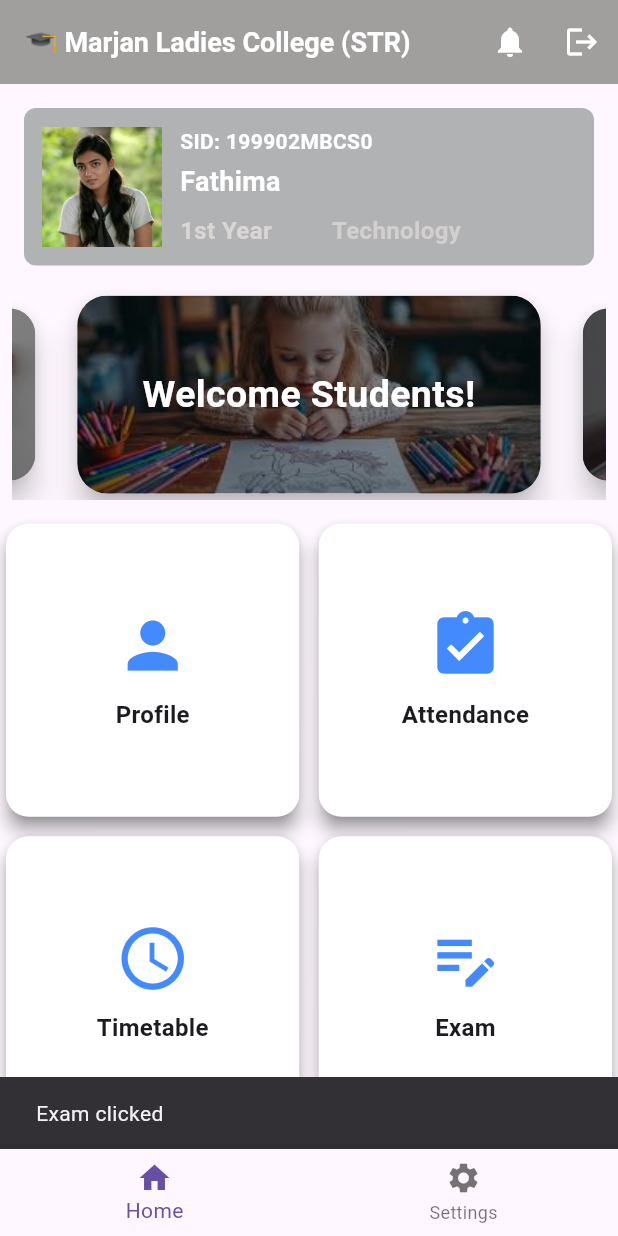
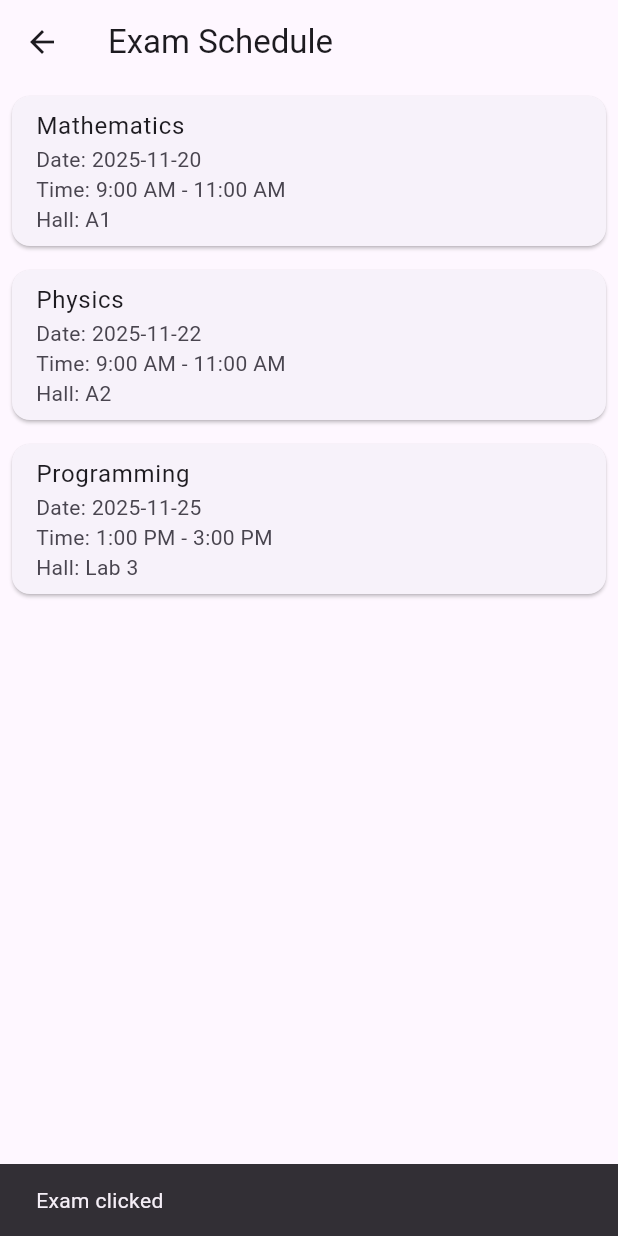
Before and after one commit to akfrustha/Myredbustrial, a Flutter app: the screen it shows after launch, after a tap on "Exam", on a phone screen of 412 x 824 dp. Run offline on Flutter 3.47's test engine with Material 3 defaults, Android fonts, the phone set to English and light mode, and no system bars; drawn by our look-alikes of carousel_slider, marquee.

Commit message:
Updated with active,attendence,leave,examp,library,profile,timetable,track pages

```diff
--- a/lib/main.dart
+++ b/lib/main.dart
@@ -16,7 +16,7 @@ class MyWidget extends StatelessWidget {
 
   @override
   Widget build(BuildContext context) {
-   // return LoginScreen();
+  //  return LoginScreen();
     return StudentPage();
    // return StudentPage();
   }
--- /dev/null
+++ b/lib/pages/active_page.dart
@@ -0,0 +1,31 @@
+import 'package:flutter/material.dart';
+
+class ActivePage extends StatelessWidget {
+  const ActivePage({super.key});
+
+  @override
+  Widget build(BuildContext context) {
+    final activities = [
+      {'activity': 'Submitted Assignment 1', 'date': '2025-11-01'},
+      {'activity': 'Bus Fee Paid', 'date': '2025-10-28'},
+      {'activity': 'Attended Programming Workshop', 'date': '2025-10-25'},
+      {'activity': 'Library Book Returned', 'date': '2025-10-20'},
+    ];
+
+    return Scaffold(
+      appBar: AppBar(title: const Text("Active Page")),
+      body: ListView(
+        children: activities.map((a) {
+          return Card(
+            margin: const EdgeInsets.all(8),
+            child: ListTile(
+              leading: const Icon(Icons.check_circle, color: Colors.blue),
+              title: Text(a['activity']!),
+              subtitle: Text("Date: ${a['date']}"),
+            ),
+          );
+        }).toList(),
+      ),
+    );
+  }
+}
--- /dev/null
+++ b/lib/pages/exam_page.dart
@@ -0,0 +1,29 @@
+import 'package:flutter/material.dart';
+
+class ExamPage extends StatelessWidget {
+  const ExamPage({super.key});
+
+  @override
+  Widget build(BuildContext context) {
+    final exams = [
+      {'subject': 'Mathematics', 'date': '2025-11-20', 'time': '9:00 AM - 11:00 AM', 'hall': 'A1'},
+      {'subject': 'Physics', 'date': '2025-11-22', 'time': '9:00 AM - 11:00 AM', 'hall': 'A2'},
+      {'subject': 'Programming', 'date': '2025-11-25', 'time': '1:00 PM - 3:00 PM', 'hall': 'Lab 3'},
+    ];
+
+    return Scaffold(
+      appBar: AppBar(title: const Text("Exam Schedule")),
+      body: ListView(
+        children: exams.map((exam) {
+          return Card(
+            margin: const EdgeInsets.all(8),
+            child: ListTile(
+              title: Text(exam['subject']!),
+              subtitle: Text('Date: ${exam['date']}\nTime: ${exam['time']}\nHall: ${exam['hall']}'),
+            ),
+          );
+        }).toList(),
+      ),
+    );
+  }
+}
--- /dev/null
+++ b/lib/pages/timetable_page.dart
@@ -0,0 +1,33 @@
+import 'package:flutter/material.dart';
+
+class TimetablePage extends StatelessWidget {
+  const TimetablePage({super.key});
+
+  @override
+  Widget build(BuildContext context) {
+    final timetable = [
+      {'day': 'Monday', 'subject': 'Mathematics', 'time': '8:30 - 10:00 AM'},
+      {'day': 'Tuesday', 'subject': 'Physics', 'time': '9:00 - 10:30 AM'},
+      {'day': 'Wednesday', 'subject': 'Programming', 'time': '10:30 - 12:00 PM'},
+      {'day': 'Thursday', 'subject': 'Database Systems', 'time': '8:30 - 10:00 AM'},
+      {'day': 'Friday', 'subject': 'Project Lab', 'time': '9:00 - 11:00 AM'},
+    ];
+
+    return Scaffold(
+      appBar: AppBar(title: const Text("Timetable")),
+      body: ListView.builder(
+        itemCount: timetable.length,
+        itemBuilder: (context, index) {
+          final t = timetable[index];
+          return Card(
+            margin: const EdgeInsets.all(8),
+            child: ListTile(
+              title: Text(t['day']!),
+              subtitle: Text('${t['subject']} - ${t['time']}'),
+            ),
+          );
+        },
+      ),
+    );
+  }
+}
--- a/lib/student.dart
+++ b/lib/student.dart
@@ -1,32 +1,42 @@
 import 'package:flutter/material.dart';
 import 'package:marquee/marquee.dart';
 import 'package:myredbustrial/auma.dart';
+import 'package:myredbustrial/loginscreen.dart';
 import 'package:myredbustrial/student2.dart';
 import 'package:myredbustrial/student3.dart';
+
+//featurers
+import 'package:myredbustrial/pages/profile_page.dart';
+import 'package:myredbustrial/pages/attendance_page.dart';
+import 'package:myredbustrial/pages/timetable_page.dart';
+import 'package:myredbustrial/pages/exam_page.dart';
+import 'package:myredbustrial/pages/track_page.dart';
+import 'package:myredbustrial/pages/apply_page.dart';
+import 'package:myredbustrial/pages/library_page.dart';
+import 'package:myredbustrial/pages/active_page.dart';
 
 class StudentPage extends StatelessWidget {
   const StudentPage({super.key});
 
   @override
   Widget build(BuildContext context) {
-     final List<Map<String, dynamic>> features = [
-      {'title': 'Profile', 'icon': Icons.person},
-      {'title': 'Attendance', 'icon': Icons.assignment_turned_in},
-      {'title': 'Timetable', 'icon': Icons.schedule},
-      {'title': 'Exam', 'icon': Icons.edit_note},
-      {'title': 'Track Bus', 'icon': Icons.directions_bus},
-      {'title': 'Apply Leave', 'icon': Icons.beach_access},
-      {'title': 'Library', 'icon': Icons.local_library},
-      {'title': 'Active Pages', 'icon': Icons.pages},
-    ];
-
+    final List<Map<String, dynamic>> features = [
+  {'title': 'Profile', 'icon': Icons.person, 'page': const ProfilePage()},
+  {'title': 'Attendance', 'icon': Icons.assignment_turned_in, 'page': const AttendancePage()},
+  {'title': 'Timetable', 'icon': Icons.schedule, 'page': const TimetablePage()},
+  {'title': 'Exam', 'icon': Icons.edit_note, 'page': const ExamPage()},
+  {'title': 'Track Bus', 'icon': Icons.directions_bus, 'page': const TrackPage()},
+  {'title': 'Apply Leave', 'icon': Icons.beach_access, 'page': const ApplyPage()},
+  {'title': 'Library', 'icon': Icons.local_library, 'page': const LibraryPage()},
+  {'title': 'Active Pages', 'icon': Icons.pages, 'page': const ActivePage()},
+];
     return Scaffold(
       appBar: AppBar(
-        backgroundColor: const Color.fromARGB(255, 161, 158, 158),
+        backgroundColor: const Color.fromARGB(255, 105, 127, 139),
          title: SizedBox(
           height: 30,
           child: Marquee(
-      text: '🎓 Marjan Ladies College (STR) ',
+      text: ' Marjan Ladies College (STR) ',
       style: const TextStyle(
         fontSize: 18,
         fontWeight: FontWeight.bold,
@@ -44,10 +54,107 @@ class StudentPage extends StatelessWidget {
           ),
           IconButton(
             icon: const Icon(Icons.logout, color: Colors.white),
-            onPressed: () {},
+            onPressed: () {
+              Navigator.push(
+                context,
+                MaterialPageRoute(builder: (context) => const LoginScreen()),
+              );
+            },
           ),
         ],
       ),
+      drawer: Drawer(
+          child: ListView(
+            padding: EdgeInsets.all(0),
+            children: [
+            DrawerHeader(
+              decoration: BoxDecoration(
+                color: Colors.blueGrey,
+              ),
+              child: Text(
+                ' Main Menu',
+                style: TextStyle(
+                  color: Colors.white,
+                  fontSize: 24,
+                ),
+              ),
+            ),
+            ListTile(
+              leading: const Icon(Icons.person),
+              title: const Text("Profile"),
+              onTap: () {
+                Navigator.pushNamed(context, '/profile');
+              },
+            ),
+            ListTile(
+              leading: const Icon(Icons.check_circle_outline),
+              title: const Text("Attendance"),
+              onTap: () {
+                Navigator.pushNamed(context, '/attendance');
+              },
+            ),
+            ListTile(
+              leading: const Icon(Icons.schedule),
+              title: const Text("Timetable"),
+              onTap: () {
+                Navigator.pushNamed(context, '/timetable');
+              },
+            ),
+
+                ListTile(
+              leading: const Icon(Icons.beach_access),
+              title: const Text("Apply leave"),
+              onTap: () {
+                Navigator.pushNamed(context, '/app');
+              },
+            ),
+                ListTile(
+              leading: const Icon(Icons.directions_bus),
+              title: const Text("TrackBus"),
+              onTap: () {
+                Navigator.pushNamed(context, '/track');
+              },
+            ),
+                ListTile(
+              leading: const Icon(Icons.pages),
+              title: const Text("Active page"),
+              onTap: () {
+                Navigator.pushNamed(context, '/active');
+              },
+            ),
+                ListTile(
+              leading: const Icon(Icons.local_library),
+              title: const Text("Library"),
+              onTap: () {
+                Navigator.pushNamed(context, '/library');
+              },
+            ),
+
+            const Divider(),
+            // ListTile(
+            //   leading: const Icon(Icons.logout),
+            //   title: const Text("Logout"),
+            //   onTap: () {
+            //     Navigator.pop(context);
+            //   },
+            // ),
+            //   ListTile(
+            //     leading: const Icon(Icons.home),
+            //     title: const Text('Home'),
+            //     onTap: () {
+            //       Navigator.pop(context);
+            //     },
+            //   ),
+              ListTile(
+                leading: const Icon(Icons.settings),
+                title: const Text('Settings'),
+                onTap: () {
+                  Navigator.pop(context);
+                },
+              ),
+            ],
+          ),
+         ),
       body: SingleChildScrollView(
 
         child: Column(
@@ -60,7 +167,7 @@ class StudentPage extends StatelessWidget {
               margin: const EdgeInsets.symmetric(horizontal: 16),
               padding: const EdgeInsets.all(12),
               decoration: BoxDecoration(
-                color: const Color.fromARGB(255, 176, 178, 180),
+                color:  Colors.blueGrey,
                 borderRadius: BorderRadius.circular(8),
               ),
               child: Row(
@@ -118,6 +225,7 @@ class StudentPage extends StatelessWidget {
      // padding: const EdgeInsets.all(10.0),
       //child:
        GridView.builder(
+        padding: const EdgeInsets.all(10),
         physics: const NeverScrollableScrollPhysics(), // disables inner scroll
         shrinkWrap: true, // fits inside parent scroll
         itemCount: features.length,
@@ -130,15 +238,21 @@ class StudentPage extends StatelessWidget {
         itemBuilder: (context, index) {
           return GestureDetector(
             onTap: () {
+
+              Navigator.push(
+    context,
+    MaterialPageRoute(builder: (context) => features[index]['page']),
+  );
+
               // TODO: Add navigation for each feature page
               ScaffoldMessenger.of(context).showSnackBar(
                 SnackBar(content: Text('${features[index]['title']} clicked')),
               );
             },
             child: Card(
-              elevation: 5,
+              elevation: 6,
               shape: RoundedRectangleBorder(
-                  borderRadius: BorderRadius.circular(15)),
+                  borderRadius: BorderRadius.circular(20)),
               color: Colors.white,
               shadowColor: const Color.fromARGB(255, 63, 63, 63),
               child: Column(
@@ -147,7 +261,7 @@ class StudentPage extends StatelessWidget {
                   Icon(
                     features[index]['icon'],
                     size: 50,
-                    color: Colors.blueAccent,
+                    color:  Colors.blueGrey,
                   ),
                   const SizedBox(height: 10),
                   Text(
```
Also changed, not shown: lib/loginscreen.dart (+7 -7 lines), lib/pages/apply_page.dart (added, +41 -0 lines), lib/pages/attendance_page.dart (added, +36 -0 lines), lib/pages/library_page.dart (added, +36 -0 lines), lib/pages/profile_page.dart (added, +69 -0 lines), lib/pages/track_page.dart (added, +31 -0 lines).
